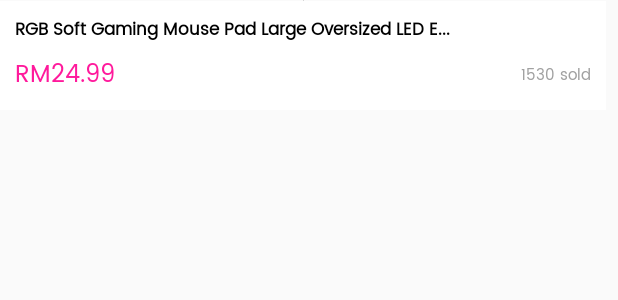
After one commit to ProfIsaac998/cid_ecom, an Android app: the layout activity_home_productlistview.xml on its own in the app's theme, with its tools: preview values and no code run, on a phone screen of 412 x 824 dp. The commit adds this screen. Shown: the top 300 px of the screen. Run offline under Robolectric (Android 15) with nearby library versions, the phone set to English and light mode, and no system bars; network calls fail.

Commit message:
- Home v2

```diff
--- a/app/build.gradle
+++ b/app/build.gradle
@@ -29,4 +29,6 @@ dependencies {
 
 	// Ext libraries
 	implementation 'com.android.volley:volley:1.1.1'
+	implementation 'com.github.bumptech.glide:glide:4.11.0'
+	annotationProcessor 'com.github.bumptech.glide:compiler:4.11.0'
 }
--- a/app/src/main/java/com/example/ecomapp/Data/GlobalData.java
+++ b/app/src/main/java/com/example/ecomapp/Data/GlobalData.java
@@ -9,6 +9,7 @@ public class GlobalData
 	public static String fcmToken = "";
 	public static String accessToken = "";
 	public static int userID = 0;
+	public static String userName = "";
 
 	public static Activity currentActivity = null;
 	public static SharedPreferences prefs = null;
--- /dev/null
+++ b/app/src/main/res/layout/activity_home_productlistview.xml
@@ -0,0 +1,76 @@
+<?xml version="1.0" encoding="utf-8"?>
+<android.support.constraint.ConstraintLayout
+	xmlns:android="http://schemas.android.com/apk/res/android"
+	xmlns:app="http://schemas.android.com/apk/res-auto"
+	xmlns:tools="http://schemas.android.com/tools"
+	android:id="@+id/productItemView"
+	android:layout_width="match_parent"
+	android:layout_height="wrap_content"
+	android:layout_marginRight="8dp"
+	android:layout_marginBottom="8dp">
+
+	<ImageView
+		android:id="@+id/imgProduct"
+		android:layout_width="wrap_content"
+		android:layout_height="0dp"
+		android:scaleType="centerCrop"
+		app:layout_constraintDimensionRatio="1"
+		app:layout_constraintEnd_toEndOf="parent"
+		app:layout_constraintStart_toStartOf="parent"
+		app:layout_constraintTop_toTopOf="parent"
+		tools:srcCompat="@tools:sample/backgrounds/scenic" />
+
+
+	<android.support.constraint.ConstraintLayout
+		android:id="@+id/prodBottom"
+		android:layout_width="match_parent"
+		android:layout_height="wrap_content"
+		android:background="@color/white"
+		android:padding="10dp"
+		app:layout_constraintEnd_toEndOf="parent"
+		app:layout_constraintStart_toStartOf="parent"
+		app:layout_constraintTop_toBottomOf="@id/imgProduct">
+
+		<TextView
+			android:id="@+id/txtProdName"
+			android:layout_width="wrap_content"
+			android:layout_height="wrap_content"
+			android:fontFamily="@font/poppins"
+			android:text="RGB Soft Gaming Mouse Pad Large Oversized LED E..."
+			android:textAppearance="@style/TextAppearance.AppCompat"
+			android:textColor="@color/black"
+			android:textSize="11sp"
+			android:textStyle="bold"
+			app:layout_constraintStart_toStartOf="parent"
+			app:layout_constraintTop_toTopOf="parent" />
+
+		<TextView
+			android:id="@+id/txtProdPrice"
+			android:layout_width="wrap_content"
+			android:layout_height="wrap_content"
+			android:layout_marginTop="7.5dp"
+			android:fontFamily="@font/poppins"
+			android:text="RM24.99"
+			android:textAlignment="center"
+			android:textAppearance="@style/TextAppearance.AppCompat"
+			android:textColor="@color/themeColor"
+			android:textSize="16sp"
+			app:layout_constraintStart_toStartOf="parent"
+			app:layout_constraintTop_toBottomOf="@id/txtProdName" />
+
+		<TextView
+			android:id="@+id/txtProdSold"
+			android:layout_width="wrap_content"
+			android:layout_height="wrap_content"
+			android:fontFamily="@font/poppins"
+			android:text="1530 sold"
+			android:textAlignment="center"
+			android:textAppearance="@style/TextAppearance.AppCompat"
+			android:textColor="@color/themeLightGray"
+			android:textSize="10sp"
+			app:layout_constraintBottom_toBottomOf="@id/txtProdPrice"
+			app:layout_constraintRight_toRightOf="@+id/prodBottom"
+			app:layout_constraintTop_toTopOf="@id/txtProdPrice" />
+
+	</android.support.constraint.ConstraintLayout>
+</android.support.constraint.ConstraintLayout>
--- a/app/src/main/res/values/colors.xml
+++ b/app/src/main/res/values/colors.xml
@@ -11,4 +11,5 @@
 	<color name="statusBarTint">#E4E4E4</color>
 	<color name="themeColor">#FF1A9C</color>
 	<color name="themeColorDarken">#CC157D</color>
+	<color name="themeLightGray">#A1A1A1</color>
 </resources>
```
Also changed, not shown: app/src/main/java/com/example/ecomapp/Helper/DB.java (+10 -10 lines), app/src/main/java/com/example/ecomapp/Home.java (+105 -0 lines), app/src/main/java/com/example/ecomapp/Home_ProductRVAdapter.java (added, +77 -0 lines), app/src/main/java/com/example/ecomapp/Landing.java (+6 -6 lines), app/src/main/java/com/example/ecomapp/Login.java (+6 -6 lines), app/src/main/res/layout/activity_home.xml (+59 -16 lines).
